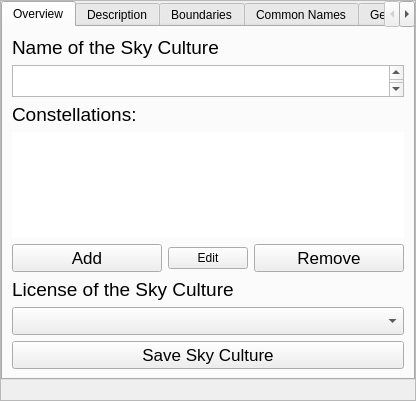
Qt form plugins/SkyCultureMaker/src/gui/scmSkyCultureDialog.ui (Integer-Ctrl/stellarium) before a commit.
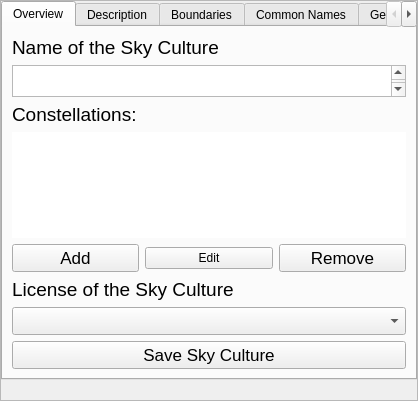
The same form after that commit. Icons and pictures are not drawn. Custom widgets are drawn as their Qt base class.

Commit message: adjust button sizes

```diff
--- a/plugins/SkyCultureMaker/src/gui/scmSkyCultureDialog.ui
+++ b/plugins/SkyCultureMaker/src/gui/scmSkyCultureDialog.ui
@@ -6,7 +6,7 @@
    <rect>
     <x>0</x>
     <y>0</y>
-    <width>400</width>
+    <width>418</width>
     <height>401</height>
    </rect>
   </property>
@@ -184,7 +184,7 @@
              <widget class="QPushButton" name="AddConstellationBtn">
               <property name="minimumSize">
                <size>
-                <width>150</width>
+                <width>125</width>
                 <height>0</height>
                </size>
               </property>
@@ -200,6 +200,12 @@
             </item>
             <item>
              <widget class="QPushButton" name="EditConstellationBtn">
+              <property name="minimumSize">
+               <size>
+                <width>125</width>
+                <height>0</height>
+               </size>
+              </property>
               <property name="text">
                <string>Edit</string>
               </property>
@@ -209,7 +215,7 @@
              <widget class="QPushButton" name="RemoveConstellationBtn">
               <property name="minimumSize">
                <size>
-                <width>150</width>
+                <width>125</width>
                 <height>0</height>
                </size>
               </property>
```
Left out of the diff: 2 changed lines with no effect on the pictures.
